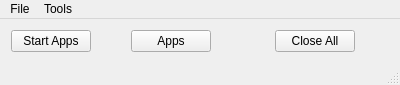
Before: the Qt Designer form mqt/MqtAppStarter/AsMainWindow.ui in Rsclub22/Minos2-Mirror, drawn with Qt 5.
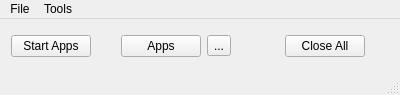
After: the same form once the commit is applied.

Commit message: ... Apps button in app starter

Diff of the .ui file:
```diff
--- a/mqt/MqtAppStarter/AsMainWindow.ui
+++ b/mqt/MqtAppStarter/AsMainWindow.ui
@@ -7,7 +7,7 @@
     <x>0</x>
     <y>0</y>
     <width>400</width>
-    <height>83</height>
+    <height>95</height>
    </rect>
   </property>
   <property name="windowTitle">
@@ -42,6 +42,13 @@
       </property>
      </widget>
     </item>
+    <item>
+     <widget class="QToolButton" name="appSelectButton">
+      <property name="text">
+       <string>...</string>
+      </property>
+     </widget>
+    </item>
     <item>
      <spacer name="horizontalSpacer">
       <property name="orientation">
```
Left out of the diff: 2 changed lines with no effect on the pictures. The commit also changes 3 other files.
